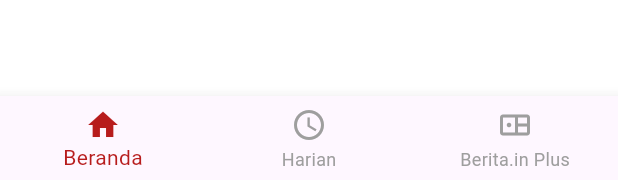
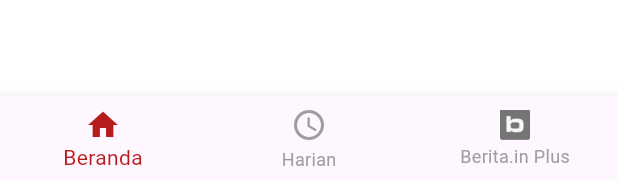
Before and after one commit to EMERALD-CU/uts-mobile-computing-berita-in, a Flutter app: what showGoogleSignInDialog() shows on an empty page, opened directly, after a tap on an icon or button, on a phone screen of 412 x 824 dp. Shown: the part 1053-1233 px from the top of the screen. Run offline on Flutter 3.47's test engine with Material 3 defaults, Android fonts, the phone set to English and light mode, and no system bars; our stand-ins replace image_picker, shared_preferences; accounts and stored records are empty; network calls fail.

Commit message:
style: update Google sign-in logo and implement dynamic navigation icons

```diff
--- a/lib/views/home_screen.dart
+++ b/lib/views/home_screen.dart
@@ -294,10 +294,13 @@ class _HomeScreenState extends State<HomeScreen> {
             _selectedIndex = index;
           });
         },
-        items: const [
-          BottomNavigationBarItem(icon: Icon(Icons.home_outlined), activeIcon: Icon(Icons.home), label: 'Beranda'),
-          BottomNavigationBarItem(icon: Icon(Icons.access_time), label: 'Harian'),
-          BottomNavigationBarItem(icon: Icon(Icons.bento_outlined), label: 'Berita.in Plus'),
+        items: [
+           const BottomNavigationBarItem(icon: Icon(Icons.home_outlined), activeIcon: Icon(Icons.home), label: 'Beranda'),
+           const BottomNavigationBarItem(icon: Icon(Icons.access_time), label: 'Harian'),
+          BottomNavigationBarItem(
+            icon: Image.asset('lib/assets/images/logo_b_grey.jpeg',  width: 20, height: 20, fit: BoxFit.cover),
+            activeIcon: Image.asset('lib/assets/images/logo_b.jpeg',  width: 20, height: 20, fit: BoxFit.cover),
+            label: 'Berita.in Plus'),
         ],
       ),
     );
--- a/lib/widgets/google_sign_in_dialog.dart
+++ b/lib/widgets/google_sign_in_dialog.dart
@@ -1,6 +1,5 @@
 import 'dart:ui';
 import 'package:flutter/material.dart';
-import '../theme/app_colors.dart';
 import '../views/home_screen.dart';
 import '../views/register_screen.dart';
 import '../data/app_data.dart';
@@ -18,16 +17,17 @@ void showGoogleSignInDialog(BuildContext context) {
           backgroundColor: const Color(0xFFFCEAE8),
           shape: RoundedRectangleBorder(borderRadius: BorderRadius.circular(8)),
           elevation: 10,
+          child: SingleChildScrollView(
             child: Padding(
               padding: const EdgeInsets.symmetric(vertical: 24.0, horizontal: 16.0),
               child: Column(
                 mainAxisSize: MainAxisSize.min,
                 children: [
-                Container(
-                  width: 48, height: 48,
-                  decoration: BoxDecoration(color: AppColors.primaryRed, borderRadius: BorderRadius.circular(8)),
-                  alignment: Alignment.center,
-                  child: const Text('b', style: TextStyle(color: Colors.white, fontSize: 32, fontWeight: FontWeight.bold)),
+                  Image.asset(
+                    'lib/assets/images/logo_b.jpeg',
+                    width: 40,
+                    height: 40,
+                    fit: BoxFit.cover,
                   ),
                   const SizedBox(height: 16),
                   const Text('Pilih akun', style: TextStyle(fontSize: 18, fontWeight: FontWeight.bold, color: Colors.black)),
@@ -77,6 +77,7 @@ void showGoogleSignInDialog(BuildContext context) {
               ),
             ),
           ),
+        ),
       );
     },
   );
--- a/pubspec.yaml
+++ b/pubspec.yaml
@@ -34,3 +34,6 @@ flutter:
     - family: Gagalin
       fonts:
         - asset: lib/assets/fonts/Gagalin-Regular.otf
+  assets:
+    - lib/assets/images/logo_b.jpeg
+    - lib/assets/images/logo_b_grey.jpeg
```
Also changed, not shown: lib/assets/images/logo_b.jpeg (added), lib/assets/images/logo_b_grey.jpeg (added). Lines whose indentation alone changed are shown as unchanged.
